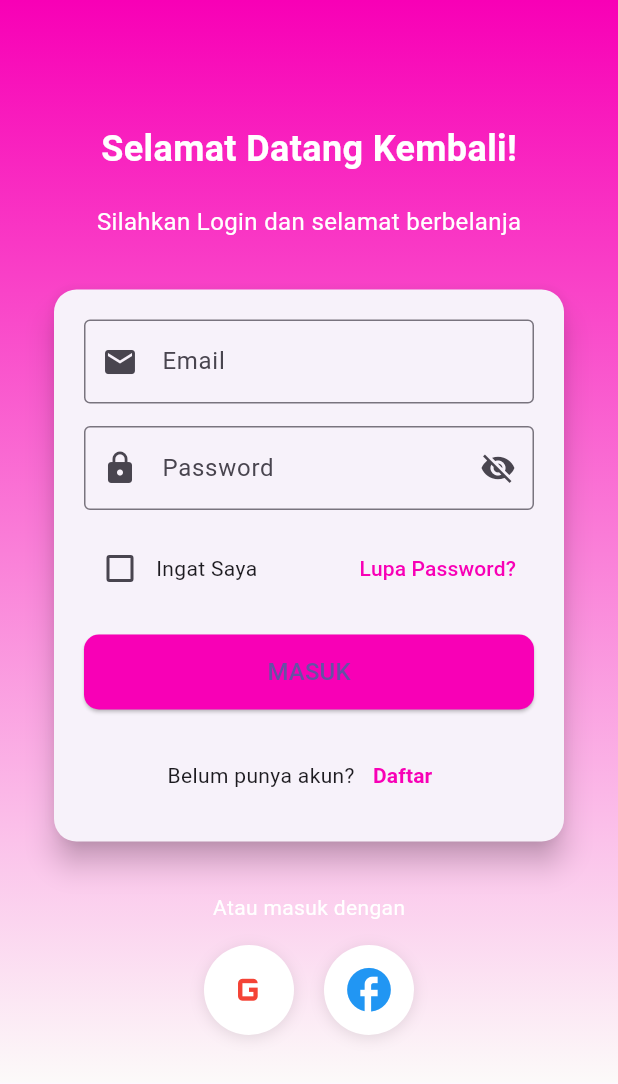
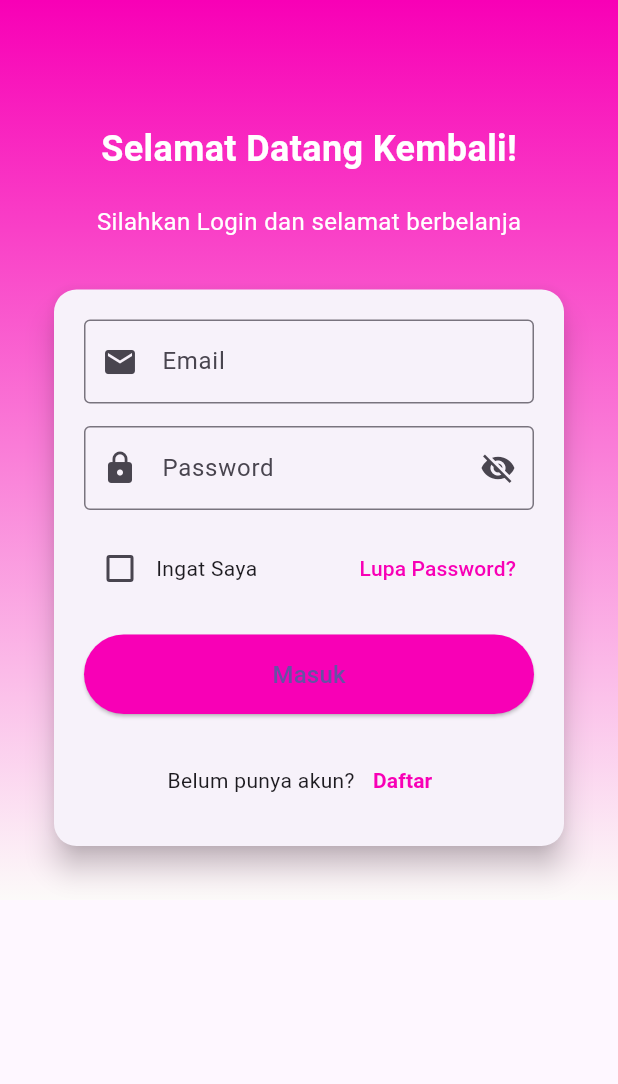
Before and after one commit to aldiputraa/fashion-store-app, a Flutter app: the screen it shows after launch, on a phone screen of 412 x 824 dp. Shown: the top 1084 px of the screen. Run offline on Flutter 3.47's test engine with Material 3 defaults, Android fonts, the phone set to English and light mode, and no system bars.

Commit message:
Memperbaiki halaman login

```diff
--- a/lib/screens/login_page.dart
+++ b/lib/screens/login_page.dart
@@ -33,7 +33,7 @@ class _LoginPageState extends State<LoginPage> {
         setState(() {
           _isLoading = false;
         });
-        Navigator.pushReplacementNamed(context, '/home');
+        Navigator.pushReplacementNamed(context, '/main');
       });
     }
   }
@@ -267,19 +267,24 @@ class _LoginPageState extends State<LoginPage> {
                           const SizedBox(height: 20),
                           SizedBox(
                             width: double.infinity,
-                            height: 50,
                             child: ElevatedButton(
+                              onPressed: _isLoading ? null : (_isLogin ? _login : _register),
                               style: ElevatedButton.styleFrom(
+                                padding: const EdgeInsets.symmetric(vertical: 15),
                                 backgroundColor: const Color.fromARGB(255, 248, 0, 182),
-                                shape: RoundedRectangleBorder(
-                                  borderRadius: BorderRadius.circular(10),
-                                ),
+                                disabledBackgroundColor: Colors.pink.shade200,
                               ),
-                              onPressed: _isLoading ? null : (_isLogin ? _login : _register),
                               child: _isLoading
-                                  ? const CircularProgressIndicator(color: Colors.white)
+                                  ? const SizedBox(
+                                      height: 20,
+                                      width: 20,
+                                      child: CircularProgressIndicator(
+                                        color: Colors.white,
+                                        strokeWidth: 2,
+                                      ),
+                                    )
                                   : Text(
-                                      _isLogin ? 'MASUK' : 'DAFTAR',
+                                      _isLogin ? 'Masuk' : 'Daftar',
                                       style: const TextStyle(fontSize: 16),
                                     ),
                             ),
@@ -308,36 +313,6 @@ class _LoginPageState extends State<LoginPage> {
                     ),
                   ),
                 ),
-                const SizedBox(height: 30),
-                const Text(
-                  'Atau masuk dengan',
-                  style: TextStyle(color: Colors.white),
-                ),
-                const SizedBox(height: 15),
-                Row(
-                  mainAxisAlignment: MainAxisAlignment.center,
-                  children: [
-                    _socialLoginButton(
-                      icon: Icons.g_mobiledata,
-                      color: Colors.red,
-                      onPressed: () {
-                        ScaffoldMessenger.of(context).showSnackBar(
-                          const SnackBar(content: Text('Login dengan Google')),
-                        );
-                      },
-                    ),
-                    const SizedBox(width: 20),
-                    _socialLoginButton(
-                      icon: Icons.facebook,
-                      color: Colors.blue,
-                      onPressed: () {
-                        ScaffoldMessenger.of(context).showSnackBar(
-                          const SnackBar(content: Text('Login dengan Facebook')),
-                        );
-                      },
-                    ),
-                  ],
-                ),
               ],
             ),
           ),
@@ -345,34 +320,4 @@ class _LoginPageState extends State<LoginPage> {
       ),
     );
   }
-
-  Widget _socialLoginButton({
-    required IconData icon,
-    required Color color,
-    required VoidCallback onPressed,
-  }) {
-    return InkWell(
-      onTap: onPressed,
-      child: Container(
-        width: 60,
-        height: 60,
-        decoration: BoxDecoration(
-          color: Colors.white,
-          shape: BoxShape.circle,
-          boxShadow: [
-            BoxShadow(
-              color: Colors.black.withOpacity(0.1),
-              blurRadius: 8,
-              offset: const Offset(0, 2),
-            ),
-          ],
-        ),
-        child: Icon(
-          icon,
-          size: 35,
-          color: color,
-        ),
-      ),
-    );
-  }
 }
```
